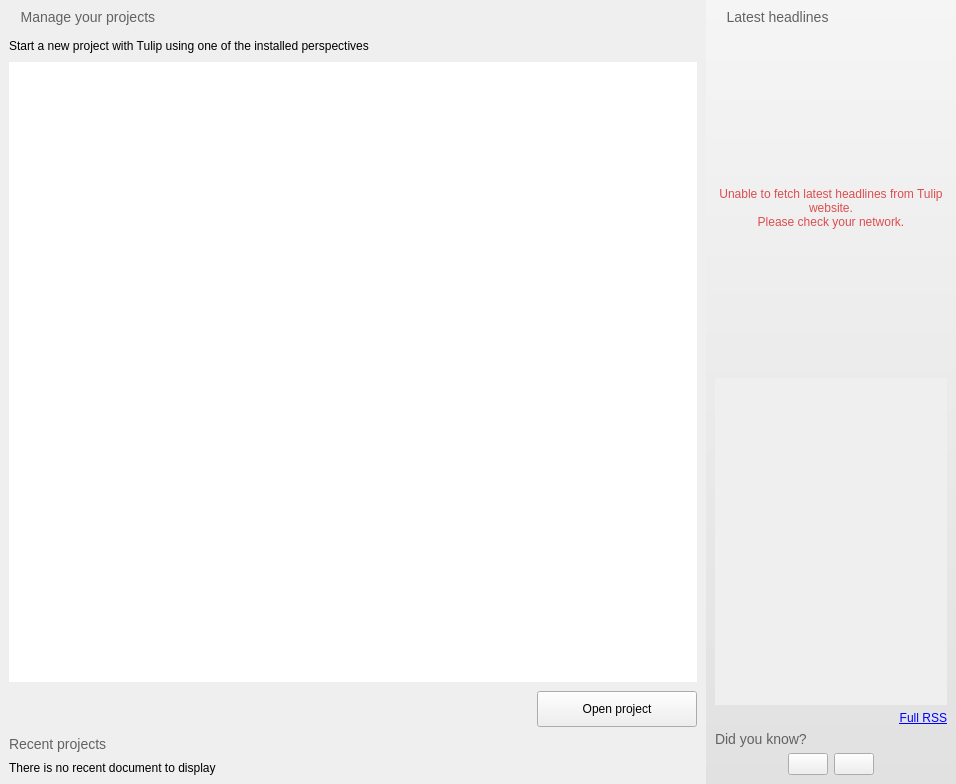
This is software/tulip/designer/TulipWelcomePage.ui in vadivelselvaraj/TulipGLImprovement as Qt 5 draws it before an edit. The edited form follows.
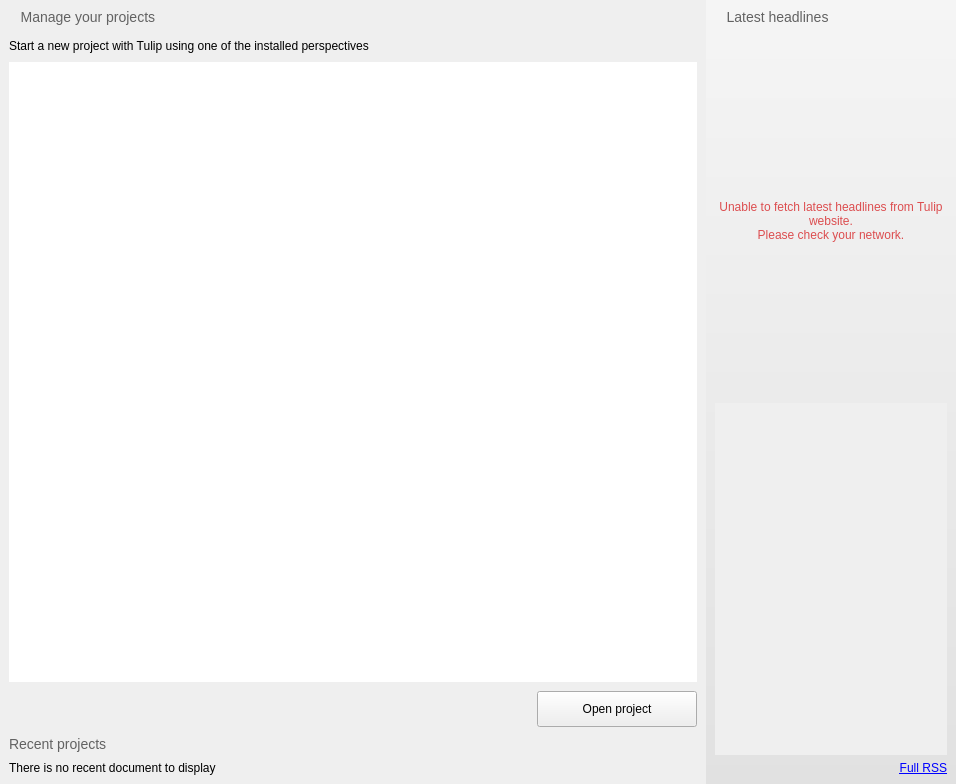
This is the edited form. Icons and pictures are not drawn.

Patch:
```diff
--- a/software/tulip/designer/TulipWelcomePage.ui
+++ b/software/tulip/designer/TulipWelcomePage.ui
@@ -263,7 +263,7 @@
            <x>0</x>
            <y>0</y>
            <width>238</width>
-           <height>320</height>
+           <height>353</height>
           </rect>
          </property>
         </widget>
@@ -290,77 +290,6 @@
         </property>
        </widget>
       </item>
-      <item>
-       <widget class="QLabel" name="label_4">
-        <property name="maximumSize">
-         <size>
-          <width>16777215</width>
-          <height>16777215</height>
-         </size>
-        </property>
-        <property name="text">
-         <string>&lt;body&gt;
-&lt;p style=&quot; margin-top:0px; margin-bottom:0px; margin-left:0px; margin-right:0px; -qt-block-indent:0; text-indent:0px;&quot;&gt;&lt;img src=&quot;:/tulip/gui/ui/list_bullet_arrow.png&quot; /&gt;&lt;span style=&quot;color:#626262; font-size:large;&quot;&gt;    Did you know?&lt;/span&gt;&lt;/p&gt;
-&lt;/body&gt;
-&lt;/html&gt;</string>
-        </property>
-       </widget>
-      </item>
-      <item>
-       <layout class="QHBoxLayout" name="horizontalLayout_2">
-        <property name="bottomMargin">
-         <number>0</number>
-        </property>
-        <item>
-         <spacer name="horizontalSpacer">
-          <property name="orientation">
-           <enum>Qt::Horizontal</enum>
-          </property>
-          <property name="sizeHint" stdset="0">
-           <size>
-            <width>40</width>
-            <height>20</height>
-           </size>
-          </property>
-         </spacer>
-        </item>
-        <item>
-         <widget class="QPushButton" name="previousTipButton">
-          <property name="text">
-           <string/>
-          </property>
-          <property name="icon">
-           <iconset>
-            <normaloff>:/tulip/app/icons/arrow-left.png</normaloff>:/tulip/app/icons/arrow-left.png</iconset>
-          </property>
-         </widget>
-        </item>
-        <item>
-         <widget class="QPushButton" name="nextTipButton">
-          <property name="text">
-           <string/>
-          </property>
-          <property name="icon">
-           <iconset>
-            <normaloff>:/tulip/app/icons/arrow-right.png</normaloff>:/tulip/app/icons/arrow-right.png</iconset>
-          </property>
-         </widget>
-        </item>
-        <item>
-         <spacer name="horizontalSpacer_2">
-          <property name="orientation">
-           <enum>Qt::Horizontal</enum>
-          </property>
-          <property name="sizeHint" stdset="0">
-           <size>
-            <width>40</width>
-            <height>20</height>
-           </size>
-          </property>
-         </spacer>
-        </item>
-       </layout>
-      </item>
      </layout>
     </widget>
    </item>
```
Left out of the diff: 2 changed lines with no effect on the pictures.
